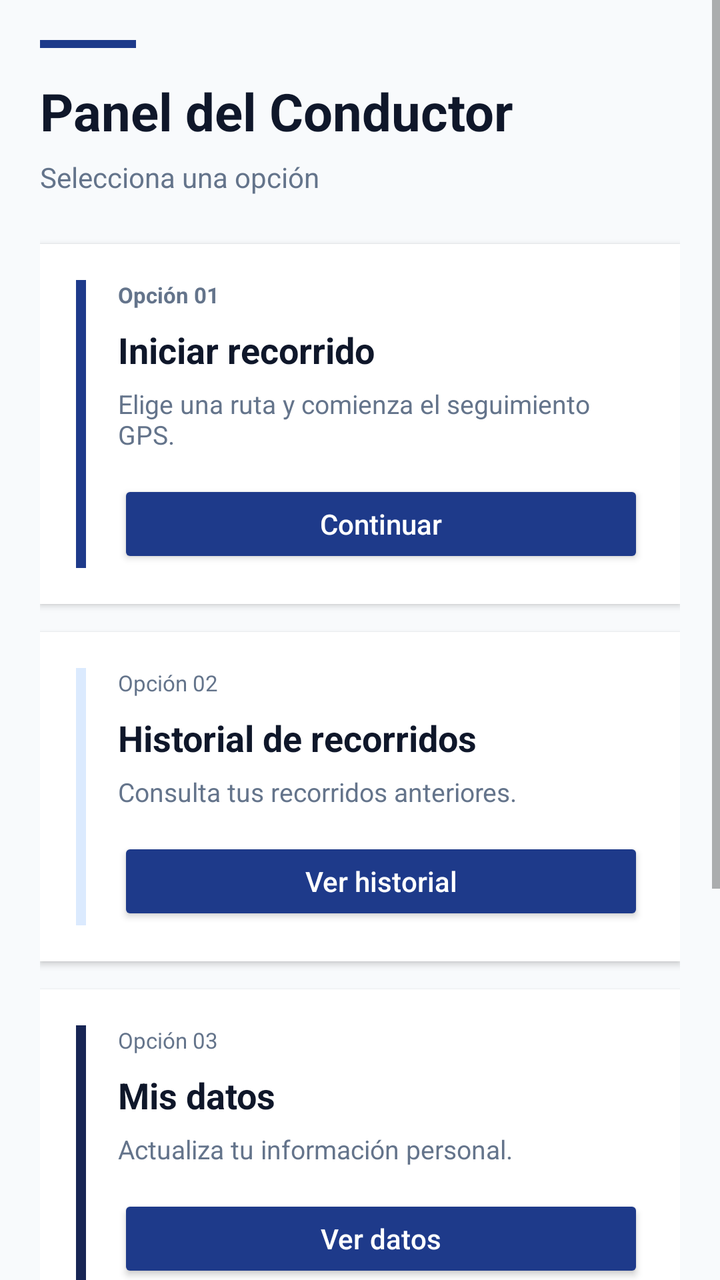
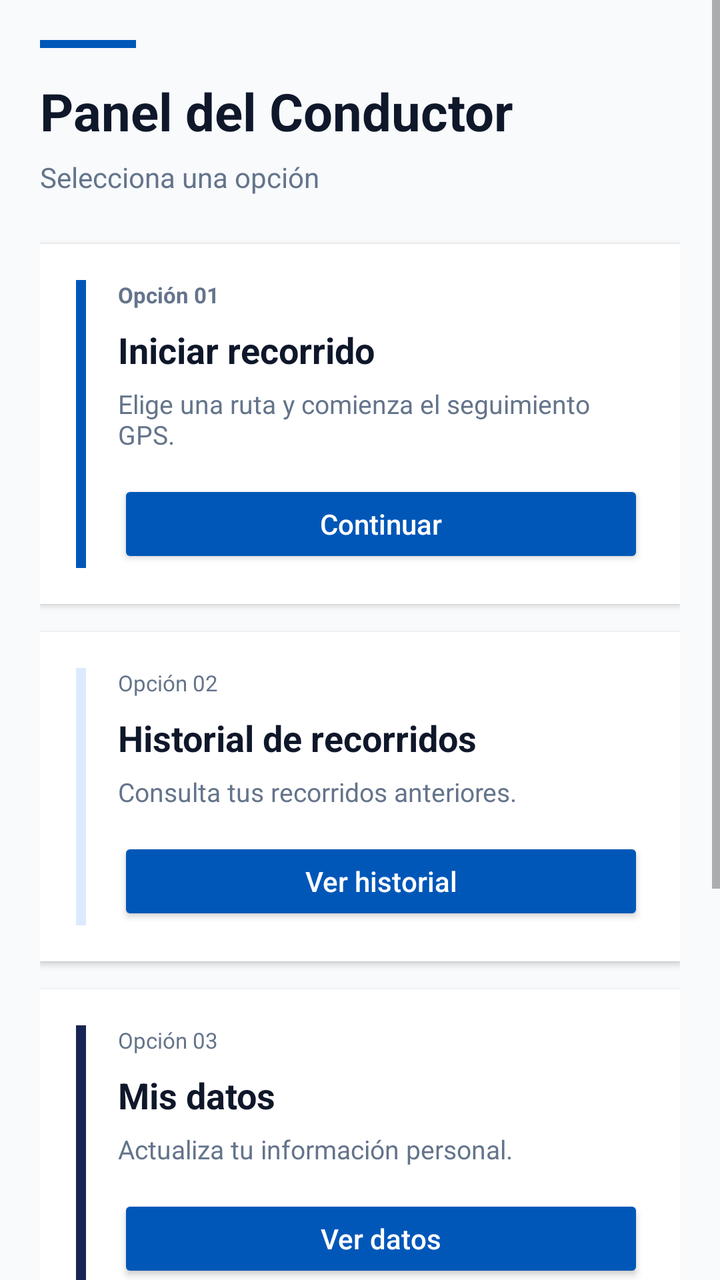

Compare the two renders of this Android layout. The source of the first and the diff that turns it into the second are given below.
<!-- AndroidManifest.xml: application theme Theme.Copia1APP -->
<!-- res/layout/activity_home_conductor.xml -->
<?xml version="1.0" encoding="utf-8"?>
<ScrollView
    xmlns:android="http://schemas.android.com/apk/res/android"
    android:layout_width="match_parent"
    android:layout_height="match_parent"
    android:fillViewport="true"
    android:background="@color/background">

    <LinearLayout
        android:layout_width="match_parent"
        android:layout_height="wrap_content"
        android:orientation="vertical"
        android:padding="20dp">

        
        <View
            android:layout_width="48dp"
            android:layout_height="4dp"
            android:background="@color/primary"
            android:layout_marginBottom="14dp"/>

        <TextView
            android:layout_width="match_parent"
            android:layout_height="wrap_content"
            android:text="Panel del Conductor"
            android:textSize="26sp"
            android:textStyle="bold"
            android:textColor="@color/text_primary"
            android:layout_marginBottom="6dp"/>

        <TextView
            android:layout_width="match_parent"
            android:layout_height="wrap_content"
            android:text="Selecciona una opción"
            android:textSize="14sp"
            android:textColor="@color/text_secondary"
            android:layout_marginBottom="24dp"/>

        
        <LinearLayout
            android:layout_width="match_parent"
            android:layout_height="wrap_content"
            android:orientation="horizontal"
            android:background="@color/surface"
            android:padding="18dp"
            android:layout_marginBottom="14dp"
            android:elevation="2dp">

            <View
                android:layout_width="5dp"
                android:layout_height="match_parent"
                android:background="@color/primary"
                android:layout_marginEnd="16dp"/>

            <LinearLayout
                android:layout_width="0dp"
                android:layout_height="wrap_content"
                android:layout_weight="1"
                android:orientation="vertical">

                <TextView
                    android:layout_width="wrap_content"
                    android:layout_height="wrap_content"
                    android:text="Opción 01"
                    android:textSize="11sp"
                    android:textStyle="bold"
                    android:textColor="@color/text_secondary"
                    android:layout_marginBottom="8dp"/>

                <TextView
                    android:layout_width="match_parent"
                    android:layout_height="wrap_content"
                    android:text="Iniciar recorrido"
                    android:textSize="18sp"
                    android:textStyle="bold"
                    android:textColor="@color/text_primary"
                    android:layout_marginBottom="6dp"/>

                <TextView
                    android:layout_width="match_parent"
                    android:layout_height="wrap_content"
                    android:text="Elige una ruta y comienza el seguimiento GPS."
                    android:textSize="13sp"
                    android:textColor="@color/text_secondary"
                    android:layout_marginBottom="14dp"/>

                <Button
                    android:id="@+id/btnIrIniciarRecorrido"
                    android:layout_width="match_parent"
                    android:layout_height="44dp"
                    android:text="Continuar"
                    android:textAllCaps="false"
                    android:backgroundTint="@color/primary"
                    android:textColor="@color/text_white"/>
            </LinearLayout>
        </LinearLayout>

        
        <LinearLayout
            android:layout_width="match_parent"
            android:layout_height="wrap_content"
            android:orientation="horizontal"
            android:background="@color/surface"
            android:padding="18dp"
            android:layout_marginBottom="14dp"
            android:elevation="2dp">

            <View
                android:layout_width="5dp"
                android:layout_height="match_parent"
                android:background="@color/primary_light"
                android:layout_marginEnd="16dp"/>

            <LinearLayout
                android:layout_width="0dp"
                android:layout_height="wrap_content"
                android:layout_weight="1"
                android:orientation="vertical">

                <TextView
                    android:layout_width="wrap_content"
                    android:layout_height="wrap_content"
                    android:text="Opción 02"
                    android:textSize="11sp"
                    android:textColor="@color/text_secondary"
                    android:layout_marginBottom="8dp"/>

                <TextView
                    android:layout_width="match_parent"
                    android:layout_height="wrap_content"
                    android:text="Historial de recorridos"
                    android:textSize="18sp"
                    android:textStyle="bold"
                    android:textColor="@color/text_primary"
                    android:layout_marginBottom="6dp"/>

                <TextView
                    android:layout_width="match_parent"
                    android:layout_height="wrap_content"
                    android:text="Consulta tus recorridos anteriores."
                    android:textSize="13sp"
                    android:textColor="@color/text_secondary"
                    android:layout_marginBottom="14dp"/>

                <Button
                    android:id="@+id/btnIrHistorialRecorridos"
                    android:layout_width="match_parent"
                    android:layout_height="44dp"
                    android:text="Ver historial"
                    android:textAllCaps="false"
                    android:backgroundTint="@color/primary"
                    android:textColor="@color/text_white"/>
            </LinearLayout>
        </LinearLayout>

        
        <LinearLayout
            android:layout_width="match_parent"
            android:layout_height="wrap_content"
            android:orientation="horizontal"
            android:background="@color/surface"
            android:padding="18dp"
            android:layout_marginBottom="14dp"
            android:elevation="2dp">

            <View
                android:layout_width="5dp"
                android:layout_height="match_parent"
                android:background="@color/primary_dark"
                android:layout_marginEnd="16dp"/>

            <LinearLayout
                android:layout_width="0dp"
                android:layout_height="wrap_content"
                android:layout_weight="1"
                android:orientation="vertical">

                <TextView
                    android:layout_width="wrap_content"
                    android:layout_height="wrap_content"
                    android:text="Opción 03"
                    android:textSize="11sp"
                    android:textColor="@color/text_secondary"
                    android:layout_marginBottom="8dp"/>

                <TextView
                    android:layout_width="match_parent"
                    android:layout_height="wrap_content"
                    android:text="Mis datos"
                    android:textSize="18sp"
                    android:textStyle="bold"
                    android:textColor="@color/text_primary"
                    android:layout_marginBottom="6dp"/>

                <TextView
                    android:layout_width="match_parent"
                    android:layout_height="wrap_content"
                    android:text="Actualiza tu información personal."
                    android:textSize="13sp"
                    android:textColor="@color/text_secondary"
                    android:layout_marginBottom="14dp"/>

                <Button
                    android:id="@+id/btnIrDatosUsuario"
                    android:layout_width="match_parent"
                    android:layout_height="44dp"
                    android:text="Ver datos"
                    android:textAllCaps="false"
                    android:backgroundTint="@color/primary"
                    android:textColor="@color/text_white"/>
            </LinearLayout>
        </LinearLayout>

        
        <LinearLayout
            android:layout_width="match_parent"
            android:layout_height="wrap_content"
            android:orientation="horizontal"
            android:background="@color/surface"
            android:padding="18dp"
            android:layout_marginBottom="20dp"
            android:elevation="2dp">

            <View
                android:layout_width="5dp"
                android:layout_height="match_parent"
                android:background="@color/primary_light"
                android:layout_marginEnd="16dp"/>

            <LinearLayout
                android:layout_width="0dp"
                android:layout_height="wrap_content"
                android:layout_weight="1"
                android:orientation="vertical">

                <TextView
                    android:layout_width="wrap_content"
                    android:layout_height="wrap_content"
                    android:text="Opción 04"
                    android:textSize="11sp"
                    android:textColor="@color/text_secondary"
                    android:layout_marginBottom="8dp"/>

                <TextView
                    android:layout_width="match_parent"
                    android:layout_height="wrap_content"
                    android:text="Chat grupal"
                    android:textSize="18sp"
                    android:textStyle="bold"
                    android:textColor="@color/text_primary"
                    android:layout_marginBottom="6dp"/>

                <TextView
                    android:layout_width="match_parent"
                    android:layout_height="wrap_content"
                    android:text="Comunicación entre conductores."
                    android:textSize="13sp"
                    android:textColor="@color/text_secondary"
                    android:layout_marginBottom="14dp"/>

                <Button
                    android:id="@+id/btnIrBlogConductores"
                    android:layout_width="match_parent"
                    android:layout_height="44dp"
                    android:text="Abrir chat"
                    android:textAllCaps="false"
                    android:backgroundTint="@color/primary"
                    android:textColor="@color/text_white"/>
            </LinearLayout>
        </LinearLayout>

        
        <Button
            android:id="@+id/btnCerrarSesionConductor"
            android:layout_width="match_parent"
            android:layout_height="44dp"
            android:text="Cerrar sesión"
            android:textAllCaps="false"
            android:backgroundTint="@color/surface"
            android:textColor="@color/text_primary"/>

    </LinearLayout>

</ScrollView>
<!-- resources referenced by this layout -->
<resources>
  <color name="background">#F8FAFC</color>
  <color name="primary">#1E3A8A</color>
  <color name="primary_dark">#172554</color>
  <color name="primary_light">#DBEAFE</color>
  <color name="surface">#FFFFFF</color>
  <color name="text_primary">#0F172A</color>
  <color name="text_secondary">#64748B</color>
  <color name="text_white">#FFFFFF</color>
  <style name="Theme.Copia1APP" parent="Base.Theme.Copia1APP" />
  <style name="Base.Theme.Copia1APP" parent="Theme.AppCompat.Light">
          
          
      </style>
</resources>

<!-- the commit's change to res/layout/activity_home_conductor.xml (unified diff, before → after) -->
@@ -16,7 +16,7 @@
         <View
             android:layout_width="48dp"
             android:layout_height="4dp"
-            android:background="@color/primary"
+            android:background="@color/role_driver_primary"
             android:layout_marginBottom="14dp"/>
 
         <TextView
@@ -49,7 +49,7 @@
             <View
                 android:layout_width="5dp"
                 android:layout_height="match_parent"
-                android:background="@color/primary"
+                android:background="@color/role_driver_primary"
                 android:layout_marginEnd="16dp"/>
 
             <LinearLayout
@@ -90,7 +90,7 @@
                     android:layout_height="44dp"
                     android:text="Continuar"
                     android:textAllCaps="false"
-                    android:backgroundTint="@color/primary"
+                    android:backgroundTint="@color/role_driver_primary"
                     android:textColor="@color/text_white"/>
             </LinearLayout>
         </LinearLayout>
@@ -148,7 +148,7 @@
                     android:layout_height="44dp"
                     android:text="Ver historial"
                     android:textAllCaps="false"
-                    android:backgroundTint="@color/primary"
+                    android:backgroundTint="@color/role_driver_primary"
                     android:textColor="@color/text_white"/>
             </LinearLayout>
         </LinearLayout>
@@ -206,7 +206,7 @@
                     android:layout_height="44dp"
                     android:text="Ver datos"
                     android:textAllCaps="false"
-                    android:backgroundTint="@color/primary"
+                    android:backgroundTint="@color/role_driver_primary"
                     android:textColor="@color/text_white"/>
             </LinearLayout>
         </LinearLayout>
@@ -264,7 +264,7 @@
                     android:layout_height="44dp"
                     android:text="Abrir chat"
                     android:textAllCaps="false"
-                    android:backgroundTint="@color/primary"
+                    android:backgroundTint="@color/role_driver_primary"
                     android:textColor="@color/text_white"/>
             </LinearLayout>
         </LinearLayout>
<!-- resource entries referenced after the edit -->
@@ -1,9 +1,9 @@
 <!-- resources referenced by this layout -->
 <resources>
   <color name="background">#F8FAFC</color>
-  <color name="primary">#1E3A8A</color>
   <color name="primary_dark">#172554</color>
   <color name="primary_light">#DBEAFE</color>
+  <color name="role_driver_primary">#0057B8</color>
   <color name="surface">#FFFFFF</color>
   <color name="text_primary">#0F172A</color>
   <color name="text_secondary">#64748B</color>
